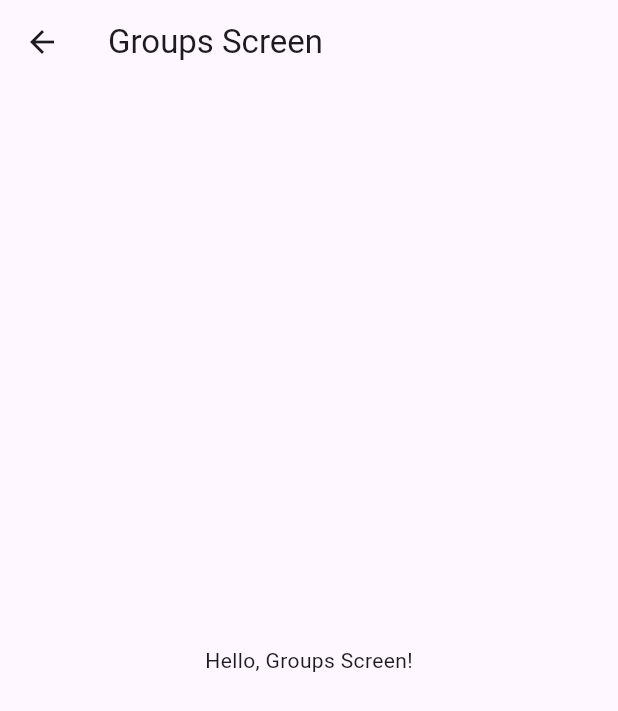
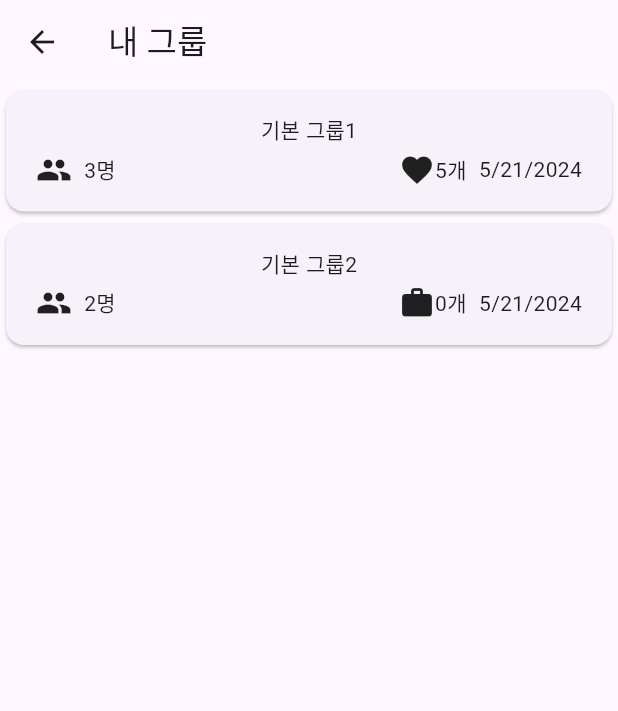
Before and after one commit to organization-hyun/moondab, a Flutter app: the screen it shows once a user with an empty profile is signed in, item 2 of the bottom bar chosen, on a phone screen of 412 x 824 dp. Shown: the top 711 px of the screen. Run offline on Flutter 3.47's test engine with Material 3 defaults, Android fonts, the phone set to English and light mode, and no system bars; our stand-ins replace firebase_auth, firebase_core, isar; accounts and stored records are empty; generated files the repository leaves out were written again.

Commit message:
[#39] 그룹 목록 화면 프론트 작업 (#44)
* [#39] 그룹 목록 화면 추가

* import 수정

* [#39] import 수정

* [#39] Group > 최근 일자 필드 추가

* [#39] 그룹 최근 이력 일자 추가

* [#39] 화면은 _screen으로 관리

* [#39] category 두ㅕ추가

* [#39] 카테고리 아이콘 설정

* [#39] category icon 추가, 마지막 업데이트 일자 추가

```diff
--- /dev/null
+++ b/frontend/lib/models/group.dart
@@ -0,0 +1,35 @@
+import 'package:flutter/material.dart';
+import 'package:intl/intl.dart';
+
+final formatter = DateFormat.yMd();
+
+enum Category { love, work, book, movie }
+
+const categoryIcons = {
+  Category.love: Icons.favorite,
+  Category.work: Icons.work,
+  Category.book: Icons.book,
+  Category.movie: Icons.movie,
+};
+
+class Group {
+  Group({
+    required this.id,
+    required this.title,
+    required this.numOfPosts,
+    required this.numOfUsers,
+    required this.latestDateTime,
+    required this.category,
+  });
+
+  final int id;
+  final String title;
+  final int numOfPosts;
+  final int numOfUsers;
+  final DateTime latestDateTime;
+  final Category category;
+
+  String get formattedDate {
+    return formatter.format(latestDateTime);
+  }
+}
--- a/frontend/lib/screens/group_screen.dart
+++ b/frontend/lib/screens/group_screen.dart
@@ -1,23 +1,48 @@
 import 'package:flutter/material.dart';
+import 'package:moondab/models/group.dart';
+import 'package:moondab/widgets/groups_list/groups_list.dart';
 
 class GroupScreen extends StatefulWidget {
   const GroupScreen({super.key});
 
   @override
-  _GroupScreenState createState() => _GroupScreenState();
+  State<GroupScreen> createState() {
+    return _GroupScreenState();
+  }
 }
 
 class _GroupScreenState extends State<GroupScreen> {
+  final List<Group> _userGroups = [
+    Group(
+      id: 1,
+      title: "기본 그룹1",
+      numOfPosts: 5,
+      numOfUsers: 3,
+      latestDateTime: DateTime.now(),
+      category: Category.love,
+    ),
+    Group(
+      id: 2,
+      title: "기본 그룹2",
+      numOfPosts: 0,
+      numOfUsers: 2,
+      latestDateTime: DateTime.now(),
+      category: Category.work,
+    ),
+  ];
+
   @override
   Widget build(BuildContext context) {
     return Scaffold(
       appBar: AppBar(
-        title: const Text('Group Screen'),
+        title: const Text('내 그룹'),
       ),
-      body: Container(
-        child: const Center(
-          child: Text('Hello, Group Screen!'),
-        ),
+      body: Column(
+        children: [
+          Expanded(
+            child: GroupsList(groups: _userGroups),
+          ),
+        ],
       ),
     );
   }
--- a/frontend/lib/screens/groups_screen.dart
+++ /dev/null
@@ -1,24 +0,0 @@
-import 'package:flutter/material.dart';
-
-class GroupsScreen extends StatefulWidget {
-  const GroupsScreen({super.key});
-
-  @override
-  _GroupsScreenState createState() => _GroupsScreenState();
-}
-
-class _GroupsScreenState extends State<GroupsScreen> {
-  @override
-  Widget build(BuildContext context) {
-    return Scaffold(
-      appBar: AppBar(
-        title: const Text('Groups Screen'),
-      ),
-      body: Container(
-        child: const Center(
-          child: Text('Hello, Groups Screen!'),
-        ),
-      ),
-    );
-  }
-}
--- a/frontend/lib/screens/question_screen.dart
+++ b/frontend/lib/screens/question_screen.dart
@@ -3,7 +3,7 @@ import 'package:moondab/data/questions_data.dart';
 import 'package:moondab/models/answer.dart';
 import 'package:moondab/models/answer_database.dart';
 import 'package:moondab/models/questions.dart';
-import 'package:moondab/screens/groups_screen.dart';
+import 'package:moondab/screens/group_screen.dart';
 import 'package:moondab/screens/profile_screen.dart';
 import 'package:moondab/widgets/date_picker.dart';
 import 'package:firebase_auth/firebase_auth.dart';
@@ -212,7 +212,7 @@ class _QuestionScreen extends State<QuestionScreen> {
               Navigator.push(
                 context,
                 MaterialPageRoute(
-                  builder: (context) => const GroupsScreen(),
+                  builder: (context) => const GroupScreen(),
                 ),
               );
             } else if (index == 2) {
--- /dev/null
+++ b/frontend/lib/widgets/groups_list/groups_item.dart
@@ -0,0 +1,46 @@
+import 'package:flutter/material.dart';
+import 'package:moondab/models/group.dart';
+
+class GroupItem extends StatelessWidget {
+  const GroupItem(this.group, {super.key});
+
+  final Group group;
+
+  @override
+  Widget build(BuildContext context) {
+    return Card(
+      child: Padding(
+        padding: const EdgeInsets.symmetric(
+          horizontal: 20,
+          vertical: 16,
+        ),
+        child: Column(
+          children: [
+            Text(group.title),
+            const SizedBox(height: 4),
+            Row(
+              children: [
+                Row(
+                  children: [
+                    const Icon(Icons.people),
+                    const SizedBox(width: 8),
+                    Text('${group.numOfUsers.toString()}명'),
+                  ],
+                ),
+                const Spacer(),
+                Row(
+                  children: [
+                    Icon(categoryIcons[group.category]),
+                    Text('${group.numOfPosts.toString()}개'),
+                    const SizedBox(width: 8),
+                    Text(group.formattedDate),
+                  ],
+                ),
+              ],
+            ),
+          ],
+        ),
+      ),
+    );
+  }
+}
--- /dev/null
+++ b/frontend/lib/widgets/groups_list/groups_list.dart
@@ -0,0 +1,20 @@
+import 'package:flutter/material.dart';
+import 'package:moondab/models/group.dart';
+import 'package:moondab/widgets/groups_list/groups_item.dart';
+
+class GroupsList extends StatelessWidget {
+  const GroupsList({
+    super.key,
+    required this.groups,
+  });
+
+  final List<Group> groups;
+
+  @override
+  Widget build(BuildContext context) {
+    return ListView.builder(
+      itemCount: groups.length,
+      itemBuilder: (ctx, index) => GroupItem(groups[index]),
+    );
+  }
+}
```
Also changed, not shown: frontend/lib/question.dart (+2 -18 lines), 1 other file.
